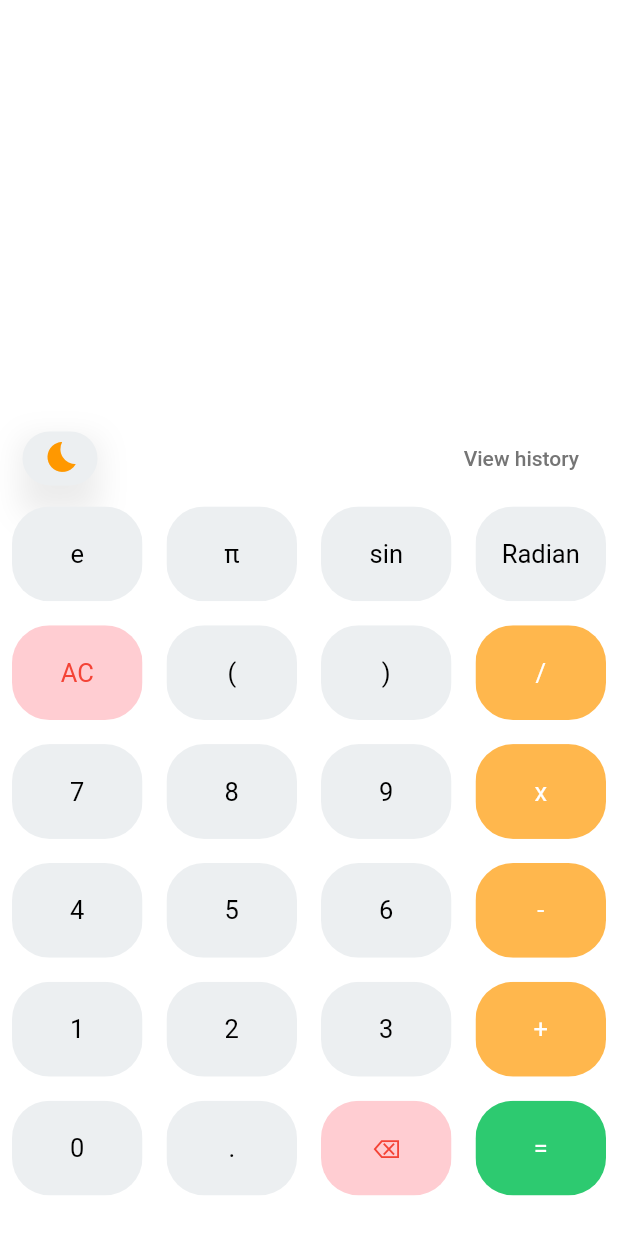
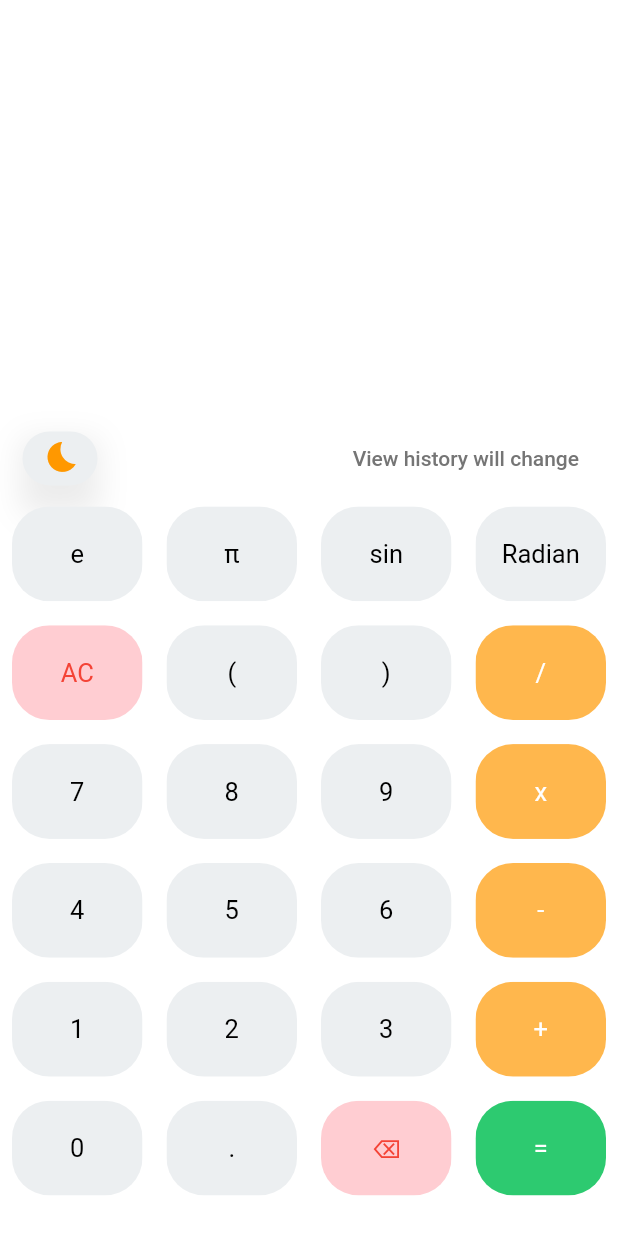
Before and after one commit to bhagirathsinh1/scientific_calsi, a Flutter app: the screen it shows after launch, on a phone screen of 412 x 824 dp. Run offline on Flutter 3.47's test engine with Material 2 defaults, Android fonts, the phone set to English and light mode, and no system bars; our stand-ins replace math_expressions.

Commit message:
history text changed

```diff
--- a/lib/HomePage.dart
+++ b/lib/HomePage.dart
@@ -15,7 +15,7 @@ class HomePage extends StatefulWidget {
 class _HomePageState extends State<HomePage> {
   var userQuestion = '';
   var userAnswer = '';
-  var viewHistory = 'View history';
+  var viewHistory = 'View history will change';
   var ob = 0;
   var cb = 0;
   var zero = 0;
```
